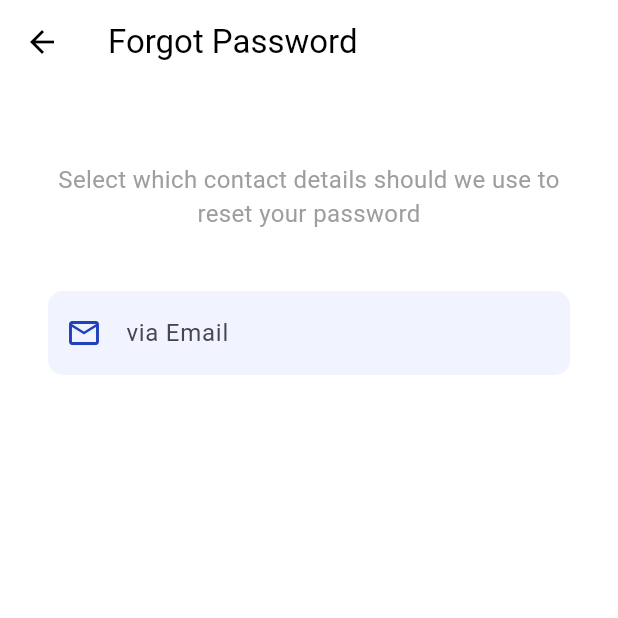
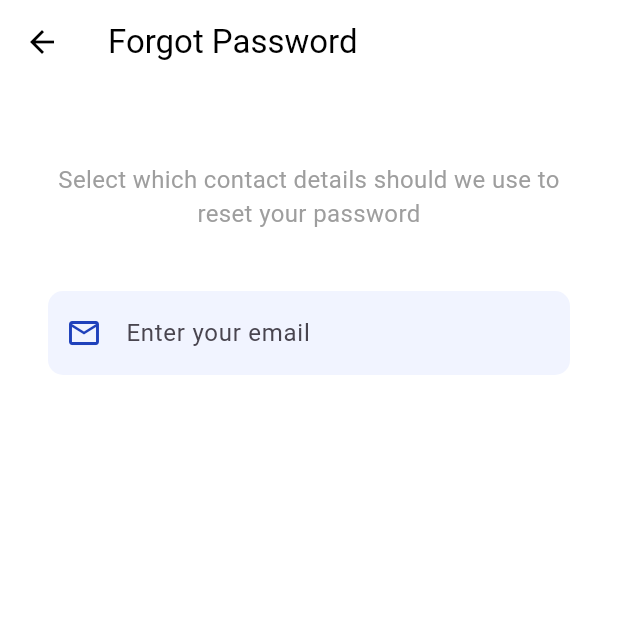
Before and after one commit to Labidesti/augmented_reality_based_furniture_assistant_for_mandaue_foam_android, a Flutter app: the screen it shows after launch, after a tap on "Forgot your password?", on a phone screen of 412 x 824 dp, the top half of it. Run offline on Flutter 3.47's test engine with Material 3 defaults, Android fonts, the phone set to English and light mode, and no system bars; our stand-ins replace firebase_ai, firebase_auth, firebase_core, google_sign_in; missing offline and left inert: arcore_flutter_plugin; accounts and stored records are empty.

Commit message:
09/01/2025

```diff
--- a/lib/forgot_password_screen.dart
+++ b/lib/forgot_password_screen.dart
@@ -2,6 +2,7 @@
 
 import 'package:flutter/material.dart';
 import 'auth_service.dart';
+import 'constants/app_constants.dart';
 
 class ForgotPasswordScreen extends StatefulWidget {
   const ForgotPasswordScreen({super.key});
@@ -64,9 +65,6 @@ class _ForgotPasswordScreenState extends State<ForgotPasswordScreen> {
 
   @override
   Widget build(BuildContext context) {
-    const primaryColor = Color(0xFF1F41BB);
-    const secondaryColor = Color(0xFFF1F4FF);
-
     return Scaffold(
       appBar: AppBar(
         title: const Text('Forgot Password'),
@@ -92,7 +90,7 @@ class _ForgotPasswordScreenState extends State<ForgotPasswordScreen> {
                 controller: emailController,
                 keyboardType: TextInputType.emailAddress,
                 decoration: InputDecoration(
-                  hintText: 'via Email',
+                  hintText: 'Enter your email',
                   prefixIcon: const Icon(Icons.email_outlined, color: primaryColor),
                   filled: true,
                   fillColor: secondaryColor,
--- a/lib/login_screen.dart
+++ b/lib/login_screen.dart
@@ -4,6 +4,7 @@ import 'package:flutter/material.dart';
 import 'auth_service.dart';
 import 'signup_screen.dart';
 import 'forgot_password_screen.dart';
+import 'constants/app_constants.dart';
 
 class LoginScreen extends StatefulWidget {
   const LoginScreen({super.key});
@@ -69,12 +70,7 @@ class _LoginScreenState extends State<LoginScreen> {
 
   @override
   Widget build(BuildContext context) {
-    const primaryColor = Color(0xFF1F41BB);
-    const secondaryColor = Color(0xFFF1F4FF);
-    const backgroundColor = Color(0xFFF8F9FF);
-
     return Scaffold(
-      // This prevents the screen from resizing when the keyboard appears
       resizeToAvoidBottomInset: false,
       backgroundColor: Colors.white,
       body: Stack(
@@ -92,36 +88,17 @@ class _LoginScreenState extends State<LoginScreen> {
             ),
           ),
           SafeArea(
-            // This makes the whole screen scrollable
             child: SingleChildScrollView(
               child: Padding(
                 padding: const EdgeInsets.symmetric(vertical: 20, horizontal: 32.0),
                 child: Column(
                   crossAxisAlignment: CrossAxisAlignment.stretch,
                   children: [
-                    Image.asset(
-                      'assets/Mandauefoam_Logo.png',
-                      height: 180,
-                    ),
+                    Image.asset(mandaueFoamLogo, height: 180),
                     const SizedBox(height: 30),
-                    const Text(
-                      'Login here',
-                      textAlign: TextAlign.center,
-                      style: TextStyle(
-                        color: primaryColor,
-                        fontSize: 30,
-                        fontWeight: FontWeight.bold,
-                      ),
-                    ),
+                    const Text('Login here', textAlign: TextAlign.center, style: headingStyle),
                     const SizedBox(height: 8),
-                    const Text(
-                      'Welcome back you\'ve been missed!',
-                      textAlign: TextAlign.center,
-                      style: TextStyle(
-                        color: Colors.black,
-                        fontSize: 14,
-                      ),
-                    ),
+                    const Text('Welcome back you\'ve been missed!', textAlign: TextAlign.center, style: subheadingStyle),
                     const SizedBox(height: 30),
                     TextFormField(
                       controller: emailController,
@@ -152,7 +129,7 @@ class _LoginScreenState extends State<LoginScreen> {
                         suffixIcon: IconButton(
                           icon: Icon(
                             _isPasswordVisible ? Icons.visibility : Icons.visibility_off,
-                            color: Colors.grey,
+                            color: hintTextColor,
                           ),
                           onPressed: () {
                             setState(() {
@@ -172,10 +149,7 @@ class _LoginScreenState extends State<LoginScreen> {
                             MaterialPageRoute(builder: (context) => const ForgotPasswordScreen()),
                           );
                         },
-                        child: const Text(
-                          'Forgot your password?',
-                          style: TextStyle(color: primaryColor),
-                        ),
+                        child: const Text('Forgot your password?', style: TextStyle(color: primaryColor)),
                       ),
                     ),
                     const SizedBox(height: 20),
@@ -193,7 +167,7 @@ class _LoginScreenState extends State<LoginScreen> {
                           ),
                           elevation: 5,
                         ),
-                        child: const Text('Sign in', style: TextStyle(fontSize: 18, fontWeight: FontWeight.bold)),
+                        child: const Text('Sign in', style: buttonTextStyle),
                       ),
                       const SizedBox(height: 20),
                       Row(
@@ -220,7 +194,7 @@ class _LoginScreenState extends State<LoginScreen> {
                           Expanded(child: Divider()),
                           Padding(
                             padding: EdgeInsets.symmetric(horizontal: 8.0),
-                            child: Text('Or continue with', style: TextStyle(color: Colors.grey)),
+                            child: Text('Or continue with', style: TextStyle(color: hintTextColor)),
                           ),
                           Expanded(child: Divider()),
                         ],
@@ -236,17 +210,15 @@ class _LoginScreenState extends State<LoginScreen> {
                             borderRadius: BorderRadius.circular(8),
                           ),
                           padding: const EdgeInsets.all(4),
-                          child: Image.asset('assets/google_logo.png'),
+                          child: Image.asset(googleLogo),
                         ),
-                        label: const Expanded(
-                          child: Text(
-                            'Sign in with Google',
-                            textAlign: TextAlign.center,
-                            style: TextStyle(fontSize: 16, fontWeight: FontWeight.normal),
-                          ),
+                        label: const Text(
+                          'Sign in with Google',
+                          textAlign: TextAlign.center,
+                          style: TextStyle(fontSize: 16, fontWeight: FontWeight.normal),
                         ),
                         style: ElevatedButton.styleFrom(
-                          backgroundColor: const Color(0xFF4385F5),
+                          backgroundColor: googleButtonColor,
                           foregroundColor: Colors.white,
                           minimumSize: const Size.fromHeight(55),
                           shape: RoundedRectangleBorder(
--- a/lib/main.dart
+++ b/lib/main.dart
@@ -6,8 +6,9 @@ import 'package:firebase_auth/firebase_auth.dart';
 
 import 'auth_service.dart';
 import 'login_screen.dart';
-import 'admin_home_screen.dart'; // Import admin screen
-import 'customer_home_screen.dart'; // Import customer screen
+import 'admin_home_screen.dart';
+import 'customer_home_screen.dart';
+import 'verify_email_screen.dart'; // <-- IMPORT THE NEW SCREEN
 
 void main() async {
   WidgetsFlutterBinding.ensureInitialized();
@@ -35,7 +36,6 @@ class MyApp extends StatelessWidget {
 class AuthWrapper extends StatelessWidget {
   const AuthWrapper({super.key});
 
-  // !!! IMPORTANT: Change this to your actual admin email address !!!
   static const String adminEmail = 'admin@mandauefoam.com';
 
   @override
@@ -53,13 +53,20 @@ class AuthWrapper extends StatelessWidget {
 
         if (snapshot.hasData) {
           final user = snapshot.data;
-          // Check if the logged-in user is an admin
-          if (user != null && user.email == adminEmail) {
-            // If yes, show the Admin Home Screen
-            return const AdminHomeScreen();
-          } else {
-            // Otherwise, show the Customer Home Screen
-            return const CustomerHomeScreen();
+
+          // NEW LOGIC: Check if the user's email is verified
+          if (user != null) {
+            if (user.emailVerified) {
+              // If verified, check if they are an admin or customer
+              if (user.email == adminEmail) {
+                return const AdminHomeScreen();
+              } else {
+                return const CustomerHomeScreen();
+              }
+            } else {
+              // If not verified, show the verification screen
+              return const VerifyEmailScreen();
+            }
           }
         }
 
--- a/pubspec.yaml
+++ b/pubspec.yaml
@@ -5,7 +5,7 @@ publish_to: 'none'
 version: 1.0.0+1
 
 environment:
-  sdk: '>=3.2.0 <4.0.0' # Corrected SDK constraint format
+  sdk: '>=3.2.0 <4.0.0'
 
 dependencies:
   flutter:
@@ -16,6 +16,7 @@ dependencies:
   cupertino_icons: ^1.0.8
   arcore_flutter_plugin: ^0.1.0
   url_launcher: ^6.3.1
+  firebase_ai: 2.3.0
 
 dev_dependencies:
   flutter_test:
@@ -25,8 +26,6 @@ dev_dependencies:
 flutter:
   uses-material-design: true
 
-  # The indentation here is very important.
-  # It must have exactly two spaces.
   assets:
     - assets/
     - assets/models/
```
Also changed, not shown: lib/admin_home_screen.dart (+1 -8 lines), lib/ai_assistant_screen.dart (added, +88 -0 lines), lib/auth_service.dart (+3 -10 lines), lib/constants/app_constants.dart (added, +32 -0 lines), lib/customer_home_screen.dart (+36 -11 lines), lib/signup_screen.dart (+51 -39 lines), lib/verify_email_screen.dart (added, +109 -0 lines), pubspec.lock, 2 other files.
